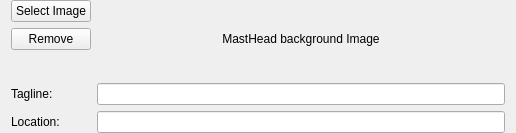
Qt form retroshare-gui/src/gui/TheWire/WireGroupExtra.ui (RetroShare/RetroShare) before a commit.
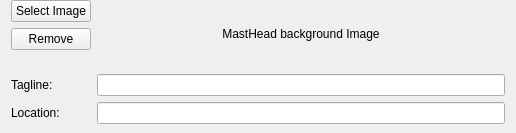
The same form after that commit. Custom widgets are drawn as their Qt base class.

Commit message:
Removed fixe size
* Added vertical spacer

```diff
--- a/retroshare-gui/src/gui/TheWire/WireGroupExtra.ui
+++ b/retroshare-gui/src/gui/TheWire/WireGroupExtra.ui
@@ -118,7 +118,7 @@
      </item>
     </layout>
    </item>
-   <item row="1" column="0">
+   <item row="2" column="0">
     <spacer name="verticalSpacer_2">
      <property name="orientation">
       <enum>Qt::Vertical</enum>
@@ -131,6 +131,19 @@
      </property>
     </spacer>
    </item>
+   <item row="1" column="0">
+    <spacer name="verticalSpacer_4">
+     <property name="orientation">
+      <enum>Qt::Vertical</enum>
+     </property>
+     <property name="sizeHint" stdset="0">
+      <size>
+       <width>20</width>
+       <height>40</height>
+      </size>
+     </property>
+    </spacer>
+   </item>
   </layout>
  </widget>
  <customwidgets>
```
Left out of the diff: 100 changed lines with no effect on the pictures. The commit also changes 1 other file.
